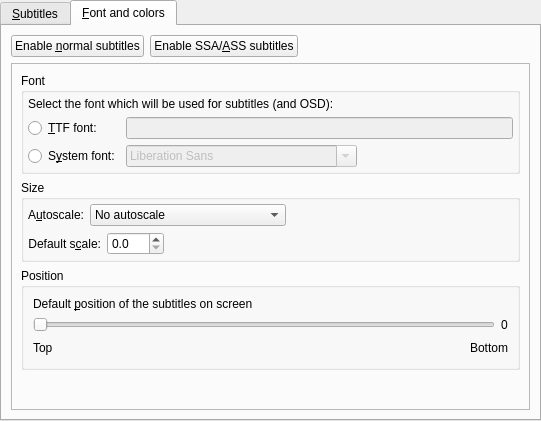
wilbert2000/wzplayer, file src/prefsubtitles.ui: the form before one commit.
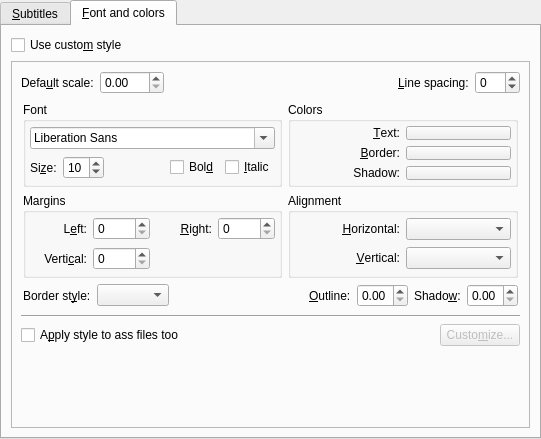
The form after the commit. The open tabs and pages were chosen to show the change. Custom widgets are drawn as their Qt base class.

Diff of the .ui file:
```diff
--- a/src/prefsubtitles.ui
+++ b/src/prefsubtitles.ui
@@ -7,7 +7,7 @@
     <x>0</x>
     <y>0</y>
     <width>541</width>
-    <height>421</height>
+    <height>439</height>
    </rect>
   </property>
   <property name="windowTitle">
@@ -258,46 +258,7 @@
        <string>&amp;Font and colors</string>
       </attribute>
       <layout class="QGridLayout">
-       <item row="0" column="0">
-        <widget class="QPushButton" name="normal_subs_button">
-         <property name="text">
-          <string>Enable &amp;normal subtitles</string>
-         </property>
-         <property name="checkable">
-          <bool>true</bool>
-         </property>
-         <property name="autoExclusive">
-          <bool>true</bool>
-         </property>
-        </widget>
-       </item>
-       <item row="0" column="1">
-        <widget class="QPushButton" name="ass_subs_button">
-         <property name="text">
-          <string>Enable SSA/&amp;ASS subtitles</string>
-         </property>
-         <property name="checkable">
-          <bool>true</bool>
-         </property>
-         <property name="autoExclusive">
-          <bool>true</bool>
-         </property>
-        </widget>
-       </item>
-       <item row="0" column="2">
-        <spacer>
-         <property name="orientation">
-          <enum>Qt::Horizontal</enum>
-         </property>
-         <property name="sizeHint" stdset="0">
-          <size>
-           <width>291</width>
-           <height>20</height>
-          </size>
-         </property>
-        </spacer>
-       </item>
-       <item row="1" column="0" colspan="3">
+       <item row="1" column="0" colspan="2">
         <widget class="QStackedWidget" name="stackedWidget">
          <property name="sizePolicy">
           <sizepolicy hsizetype="Preferred" vsizetype="Expanding">
@@ -314,325 +275,6 @@
          <property name="currentIndex">
           <number>0</number>
          </property>
-         <widget class="QWidget" name="normal_subs">
-          <layout class="QVBoxLayout">
-           <item>
-            <widget class="QGroupBox" name="groupBox_5">
-             <property name="title">
-              <string>Font</string>
-             </property>
-             <layout class="QGridLayout">
-              <property name="margin">
-               <number>4</number>
-              </property>
-              <property name="spacing">
-               <number>6</number>
-              </property>
-              <item row="1" column="1" colspan="2">
-               <widget class="FileChooser" name="ttf_font_edit">
-                <property name="enabled">
-                 <bool>false</bool>
-                </property>
-               </widget>
-              </item>
-              <item row="2" column="1">
-               <widget class="MyFontComboBox" name="fontCombo">
-                <property name="enabled">
-                 <bool>false</bool>
-                </property>
-                <property name="sizePolicy">
-                 <sizepolicy hsizetype="Preferred" vsizetype="Fixed">
-                  <horstretch>0</horstretch>
-                  <verstretch>0</verstretch>
-                 </sizepolicy>
-                </property>
-               </widget>
-              </item>
-              <item row="0" column="0" colspan="3">
-               <widget class="QLabel" name="textLabel1">
-                <property name="text">
-                 <string>Select the font which will be used for subtitles (and OSD):</string>
-                </property>
-                <property name="wordWrap">
-                 <bool>false</bool>
-                </property>
-               </widget>
-              </item>
-              <item row="2" column="0">
-               <widget class="QRadioButton" name="system_font_button">
-                <property name="text">
-                 <string>S&amp;ystem font:</string>
-                </property>
-               </widget>
-              </item>
-              <item row="2" column="2">
-               <spacer>
-                <property name="orientation">
-                 <enum>Qt::Horizontal</enum>
-                </property>
-                <property name="sizeHint" stdset="0">
-                 <size>
-                  <width>121</width>
-                  <height>20</height>
-                 </size>
-                </property>
-               </spacer>
-              </item>
-              <item row="1" column="0">
-               <widget class="QRadioButton" name="ttf_font_button">
-                <property name="text">
-                 <string>&amp;TTF font:</string>
-                </property>
-               </widget>
-              </item>
-             </layout>
-            </widget>
-           </item>
-           <item>
-            <widget class="QGroupBox" name="groupBox_6">
-             <property name="title">
-              <string>Size</string>
-             </property>
-             <layout class="QGridLayout">
-              <property name="margin">
-               <number>4</number>
-              </property>
-              <property name="spacing">
-               <number>6</number>
-              </property>
-              <item row="0" column="0" colspan="3">
-               <layout class="QHBoxLayout">
-                <property name="spacing">
-                 <number>6</number>
-                </property>
-                <property name="margin">
-                 <number>0</number>
-                </property>
-                <item>
-                 <widget class="QLabel" name="textLabel2_2">
-                  <property name="text">
-                   <string>A&amp;utoscale:</string>
-                  </property>
-                  <property name="wordWrap">
-                   <bool>false</bool>
-                  </property>
-                  <property name="buddy">
-                   <cstring>font_autoscale_combo</cstring>
-                  </property>
-                 </widget>
-                </item>
-                <item>
-                 <widget class="QComboBox" name="font_autoscale_combo">
-                  <item>
-                   <property name="text">
-                    <string>No autoscale</string>
-                   </property>
-                  </item>
-                  <item>
-                   <property name="text">
-                    <string>Proportional to movie height</string>
-                   </property>
-                  </item>
-                  <item>
-                   <property name="text">
-                    <string>Proportional to movie width</string>
-                   </property>
-                  </item>
-                  <item>
-                   <property name="text">
-                    <string>Proportional to movie diagonal</string>
-                   </property>
-                  </item>
-                 </widget>
-                </item>
-                <item>
-                 <spacer>
-                  <property name="orientation">
-                   <enum>Qt::Horizontal</enum>
-                  </property>
-                  <property name="sizeHint" stdset="0">
-                   <size>
-                    <width>71</width>
-                    <height>20</height>
-                   </size>
-                  </property>
-                 </spacer>
-                </item>
-               </layout>
-              </item>
-              <item row="1" column="2">
-               <spacer>
-                <property name="orientation">
-                 <enum>Qt::Horizontal</enum>
-                </property>
-                <property name="sizeHint" stdset="0">
-                 <size>
-                  <width>40</width>
-                  <height>20</height>
-                 </size>
-                </property>
-               </spacer>
-              </item>
-              <item row="1" column="1">
-               <widget class="QDoubleSpinBox" name="font_text_scale_spin">
-                <property name="decimals">
-                 <number>1</number>
-                </property>
-                <property name="singleStep">
-                 <double>0.200000000000000</double>
-                </property>
-               </widget>
-              </item>
-              <item row="1" column="0">
-               <widget class="QLabel" name="scale_label">
-                <property name="text">
-                 <string>Default s&amp;cale:</string>
-                </property>
-                <property name="alignment">
-                 <set>Qt::AlignRight|Qt::AlignTrailing|Qt::AlignVCenter</set>
-                </property>
-                <property name="buddy">
-                 <cstring>font_text_scale_spin</cstring>
-                </property>
-               </widget>
-              </item>
-             </layout>
-            </widget>
-           </item>
-           <item>
-            <widget class="QGroupBox" name="groupBox_2">
-             <property name="title">
-              <string>Position</string>
-             </property>
-             <layout class="QVBoxLayout">
-              <property name="spacing">
-               <number>6</number>
-              </property>
-              <property name="margin">
-               <number>9</number>
-              </property>
-              <item>
-               <widget class="QLabel" name="textLabel1_22">
-                <property name="text">
-                 <string>Default &amp;position of the subtitles on screen</string>
-                </property>
-                <property name="alignment">
-                 <set>Qt::AlignVCenter</set>
-                </property>
-                <property name="wordWrap">
-                 <bool>true</bool>
-                </property>
-                <property name="buddy">
-                 <cstring>sub_pos_slider</cstring>
-                </property>
-               </widget>
-              </item>
-              <item>
-               <layout class="QHBoxLayout">
-                <property name="spacing">
-                 <number>6</number>
-                </property>
-                <property name="margin">
-                 <number>0</number>
-                </property>
-                <item>
-                 <widget class="QSlider" name="sub_pos_slider">
-                  <property name="sizePolicy">
-                   <sizepolicy hsizetype="Expanding" vsizetype="Fixed">
-                    <horstretch>0</horstretch>
-                    <verstretch>0</verstretch>
-                   </sizepolicy>
-                  </property>
-                  <property name="minimum">
-                   <number>0</number>
-                  </property>
-                  <property name="maximum">
-                   <number>100</number>
-                  </property>
-                  <property name="pageStep">
-                   <number>1</number>
-                  </property>
-                  <property name="orientation">
-                   <enum>Qt::Horizontal</enum>
-                  </property>
-                 </widget>
-                </item>
-                <item>
-                 <widget class="QLabel" name="sub_pos_label">
-                  <property name="text">
-                   <string>0</string>
-                  </property>
-                  <property name="wordWrap">
-                   <bool>false</bool>
-                  </property>
-                 </widget>
-                </item>
-               </layout>
-              </item>
-              <item>
-               <layout class="QHBoxLayout">
-                <property name="spacing">
-                 <number>6</number>
-                </property>
-                <property name="margin">
-                 <number>0</number>
-                </property>
-                <item>
-                 <widget class="QLabel" name="textLabel2_9">
-                  <property name="text">
-                   <string>Top</string>
-                  </property>
-                  <property name="wordWrap">
-                   <bool>false</bool>
-                  </property>
-                 </widget>
-                </item>
-                <item>
-                 <spacer>
-                  <property name="orientation">
-                   <enum>Qt::Horizontal</enum>
-                  </property>
-                  <property name="sizeType">
-                   <enum>QSizePolicy::Expanding</enum>
-                  </property>
-                  <property name="sizeHint" stdset="0">
-                   <size>
-                    <width>131</width>
-                    <height>20</height>
-                   </size>
-                  </property>
-                 </spacer>
-                </item>
-                <item>
-                 <widget class="QLabel" name="textLabel3_5">
-                  <property name="text">
-                   <string>Bottom</string>
-                  </property>
-                  <property name="wordWrap">
-                   <bool>false</bool>
-                  </property>
-                 </widget>
-                </item>
-               </layout>
-              </item>
-             </layout>
-            </widget>
-           </item>
-           <item>
-            <spacer>
-             <property name="orientation">
-              <enum>Qt::Vertical</enum>
-             </property>
-             <property name="sizeHint" stdset="0">
-              <size>
-               <width>20</width>
-               <height>40</height>
-              </size>
-             </property>
-            </spacer>
-           </item>
-          </layout>
-         </widget>
          <widget class="QWidget" name="ass_subs">
           <layout class="QVBoxLayout">
            <item>
@@ -1127,6 +769,13 @@
          </widget>
         </widget>
        </item>
+       <item row="0" column="0">
+        <widget class="QCheckBox" name="ass_custom_check">
+         <property name="text">
+          <string>Use custo&amp;m style</string>
+         </property>
+        </widget>
+       </item>
       </layout>
      </widget>
     </widget>
@@ -1134,11 +783,6 @@
   </layout>
  </widget>
  <customwidgets>
-  <customwidget>
-   <class>FileChooser</class>
-   <extends>QLineEdit</extends>
-   <header>filechooser.h</header>
-  </customwidget>
   <customwidget>
    <class>MyFontComboBox</class>
    <extends>QFontComboBox</extends>
```
Left out of the diff: 58 changed lines with no effect on the pictures.
